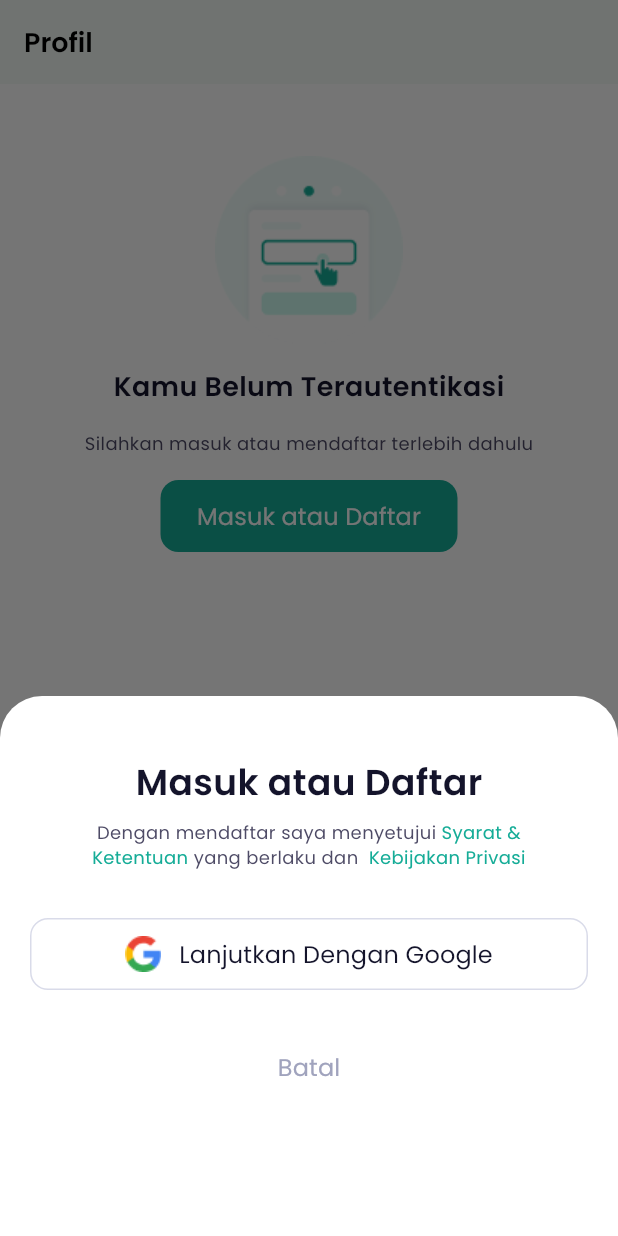
After one commit to abrielkarisma/sharfin_app, a Flutter app: the profilguest screen opened directly, after a tap on "Masuk atau Daftar", on a phone screen of 412 x 824 dp. The commit adds this screen. Run offline on Flutter 3.47's test engine with Material 3 defaults, Android fonts, the phone set to English and light mode, and no system bars; our stand-ins replace smooth_page_indicator.

Commit message:
Profil Page
sebelum login

```diff
--- a/lib/main.dart
+++ b/lib/main.dart
@@ -1,6 +1,7 @@
 import 'package:flutter/material.dart';
 import 'package:sharfin_app/cancel/onBoarding.dart';
 import 'package:sharfin_app/view/onBoarding.dart';
+import 'package:sharfin_app/view/profilguest.dart';
 import 'package:sharfin_app/view/splashScreen.dart';
 
 void main() {
@@ -12,7 +13,7 @@ class MyApp extends StatelessWidget {
   Widget build(BuildContext context) {
     return MaterialApp(
       debugShowCheckedModeBanner: false,
-      home: splashScreen(),
+      home: profilguest(),
       theme: ThemeData(
         useMaterial3: true,
         colorSchemeSeed: Color(0XFF15AC97),
--- /dev/null
+++ b/lib/view/profilguest.dart
@@ -0,0 +1,259 @@
+import 'package:flutter/cupertino.dart';
+import 'package:flutter/material.dart';
+import 'package:flutter/widgets.dart';
+import 'package:flutter/gestures.dart';
+
+class profilguest extends StatefulWidget {
+  const profilguest({super.key});
+
+  @override
+  State<profilguest> createState() => _profilguestState();
+}
+
+class _profilguestState extends State<profilguest> {
+  @override
+  Widget build(BuildContext context) {
+    return Scaffold(
+      backgroundColor: Color(0xFFFFFFFF),
+      appBar: AppBar(
+        title: Text(
+          "Profil",
+          style: const TextStyle(
+            fontFamily: "Poppins",
+            fontSize: 18,
+            fontWeight: FontWeight.w600,
+            color: Colors.black,
+          ),
+        ),
+      ),
+      body: Center(
+        child: Padding(
+          padding: EdgeInsets.all(16),
+          child: Column(children: [
+            Container(
+              padding: EdgeInsets.only(top: 32),
+              child: Image(
+                image: AssetImage("assets/profunlog.png"),
+                width: 125,
+                height: 125,
+              ),
+            ),
+            Container(
+              padding: EdgeInsets.only(top: 16),
+              child: Text(
+                "Kamu Belum Terautentikasi",
+                style: const TextStyle(
+                  fontFamily: "Poppins",
+                  fontSize: 18,
+                  fontWeight: FontWeight.w600,
+                  color: Color(0xFF14142B),
+                ),
+              ),
+            ),
+            Container(
+              padding: EdgeInsets.only(top: 16),
+              child: Text(
+                "Silahkan masuk atau mendaftar terlebih dahulu",
+                style: const TextStyle(
+                  fontFamily: "Poppins",
+                  fontSize: 12,
+                  fontWeight: FontWeight.w500,
+                  color: Color(0xFF4E4B66),
+                ),
+              ),
+            ),
+            Container(
+              padding: EdgeInsets.only(top: 16),
+              child: FilledButton(
+                  onPressed: () {
+                    showModalBottomSheet(
+                      backgroundColor: Color(0xFFFFFFFF),
+                      context: context,
+                      builder: (BuildContext context) {
+                        return SizedBox(
+                          width: 500,
+                          height: 360,
+                          child: Container(
+                            padding: EdgeInsets.all(20.0),
+                            child: Column(
+                              mainAxisSize: MainAxisSize.min,
+                              children: [
+                                SizedBox(height: 20),
+                                Text(
+                                  "Masuk atau Daftar",
+                                  style: TextStyle(
+                                    fontFamily: "Poppins",
+                                    fontSize: 24,
+                                    fontWeight: FontWeight.w600,
+                                    color: Color(0XFF14142B),
+                                  ),
+                                ),
+                                SizedBox(height: 8.0),
+                                SizedBox(
+                                  width: 290,
+                                  child: Text.rich(
+                                    TextSpan(children: [
+                                      TextSpan(
+                                          text:
+                                              "Dengan mendaftar saya menyetujui ",
+                                          style: TextStyle(
+                                            fontFamily: "Poppins",
+                                            fontSize: 12,
+                                            fontWeight: FontWeight.w400,
+                                            color: Color(0XFF4E4B66),
+                                          )),
+                                      TextSpan(
+                                        text: "Syarat & Ketentuan",
+                                        style: TextStyle(
+                                          fontFamily: "Poppins",
+                                          fontSize: 12,
+                                          fontWeight: FontWeight.w400,
+                                          color: Color(0XFF15AC97),
+                                        ),
+                                        recognizer: TapGestureRecognizer()
+                                          ..onTap = () {
+                                            print(
+                                                "Syarat & Ketentuan pressed!");
+                                          },
+                                      ),
+                                      TextSpan(
+                                          text: " yang berlaku dan ",
+                                          style: TextStyle(
+                                            fontFamily: "Poppins",
+                                            fontSize: 12,
+                                            fontWeight: FontWeight.w400,
+                                            color: Color(0XFF4E4B66),
+                                          )),
+                                      TextSpan(
+                                        text: " Kebijakan Privasi",
+                                        style: TextStyle(
+                                          fontFamily: "Poppins",
+                                          fontSize: 12,
+                                          fontWeight: FontWeight.w400,
+                                          color: Color(0XFF15AC97),
+                                        ),
+                                        recognizer: TapGestureRecognizer()
+                                          ..onTap = () {
+                                            print("Joss");
+                                          },
+                                      ),
+                                    ]),
+                                    textAlign: TextAlign.center,
+                                  ),
+                                ),
+                                SizedBox(
+                                  height: 32,
+                                ),
+                                Container(
+                                  child: FilledButton(
+                                      onPressed: () {},
+                                      style: ButtonStyle(
+                                        backgroundColor:
+                                            MaterialStateProperty.all(
+                                                Colors.white), // Adjust color
+                                        foregroundColor:
+                                            MaterialStateProperty.all(Colors
+                                                .white), // Adjust text color
+                                        padding: MaterialStateProperty.all(
+                                            EdgeInsets.symmetric(
+                                                horizontal: 20,
+                                                vertical:
+                                                    10)), // Adjust padding
+                                        minimumSize: MaterialStateProperty.all(
+                                            Size(327, 48)),
+                                        shape: MaterialStateProperty.all<
+                                            RoundedRectangleBorder>(
+                                          RoundedRectangleBorder(
+                                            borderRadius:
+                                                BorderRadius.circular(12.0),
+                                            side: BorderSide(
+                                              color: Color(
+                                                  0xFFD9DBE9), // Border color
+                                              width: 1.0, // Border width
+                                            ),
+                                          ),
+                                        ),
+                                      ),
+                                      child: Row(
+                                          mainAxisAlignment:
+                                              MainAxisAlignment.center,
+                                          children: [
+                                            Image(
+                                              image: AssetImage(
+                                                  "assets/google.png"),
+                                              width: 24,
+                                              height: 24,
+                                            ),
+                                            SizedBox(
+                                              width: 12,
+                                            ),
+                                            Text(
+                                              "Lanjutkan Dengan Google",
+                                              style: const TextStyle(
+                                                fontFamily: "Poppins",
+                                                fontSize: 16,
+                                                fontWeight: FontWeight.w500,
+                                                color: Color(0XFF14142B),
+                                                height: 18 / 12,
+                                              ),
+                                              textAlign: TextAlign.left,
+                                            ),
+                                          ])),
+                                ),
+                                Container(
+                                  padding: EdgeInsets.only(top: 28),
+                                  child: TextButton(
+                                    onPressed: () {
+                                      Navigator.pop(context);
+                                    },
+                                    child: Text(
+                                      "Batal",
+                                      style: TextStyle(
+                                        fontFamily: "Poppins",
+                                        fontSize: 16,
+                                        fontWeight: FontWeight.w500,
+                                        color: Color(0XFFA0A3BD),
+                                      ),
+                                    ),
+                                  ),
+                                )
+                              ],
+                            ),
+                          ),
+                        );
+                      },
+                    );
+                  },
+                  style: ButtonStyle(
+                    backgroundColor: MaterialStateProperty.all(
+                        Color(0xFF15AC97)), // Adjust color
+                    foregroundColor: MaterialStateProperty.all(
+                        Colors.white), // Adjust text color
+                    padding: MaterialStateProperty.all(EdgeInsets.symmetric(
+                        horizontal: 20, vertical: 10)), // Adjust padding
+                    minimumSize: MaterialStateProperty.all(Size(198, 48)),
+                    shape: MaterialStateProperty.all<RoundedRectangleBorder>(
+                      RoundedRectangleBorder(
+                        borderRadius: BorderRadius.circular(
+                            12.0), // Adjust radius as desired
+                      ),
+                    ),
+                  ),
+                  child: Text(
+                    "Masuk atau Daftar",
+                    style: const TextStyle(
+                      fontFamily: "Poppins",
+                      fontSize: 16,
+                      fontWeight: FontWeight.normal,
+                      color: Color(0XFFFFFFFF),
+                      height: 18 / 12,
+                    ),
+                    textAlign: TextAlign.left,
+                  )),
+            ),
+          ]),
+        ),
+      ),
+    );
+  }
+}
```
Also changed, not shown: assets/Document.png (added), assets/Home.png (added), assets/Profile.png (added), assets/Star.png (added), assets/profunlog.png (added), lib/view/profil.dart (deleted).
